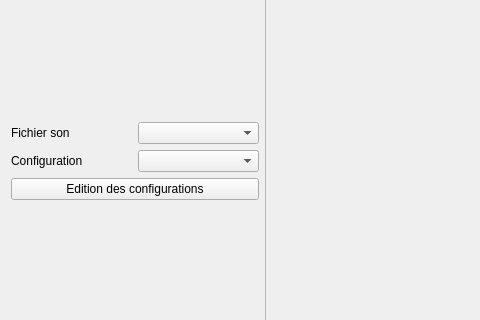
First picture: the form in mainWindow/mainWindow/mainwindow.ui, repository jeremie-garcia/av, before the edit; both pictures show x 0 to 480 and y 104 to 424 of the 1018 by 529 pixel window.
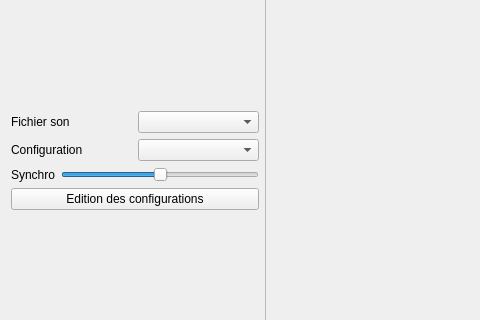
Second picture: the form after the edit.

```diff
--- a/mainWindow/mainWindow/mainwindow.ui
+++ b/mainWindow/mainWindow/mainwindow.ui
@@ -90,6 +90,39 @@
          </item>
         </layout>
        </item>
+       <item>
+        <layout class="QHBoxLayout" name="horizontalLayout_5">
+         <item>
+          <widget class="QLabel" name="label_3">
+           <property name="text">
+            <string>Synchro</string>
+           </property>
+          </widget>
+         </item>
+         <item>
+          <widget class="QSlider" name="horizontalSlider">
+           <property name="minimum">
+            <number>-50</number>
+           </property>
+           <property name="maximum">
+            <number>50</number>
+           </property>
+           <property name="tracking">
+            <bool>true</bool>
+           </property>
+           <property name="orientation">
+            <enum>Qt::Horizontal</enum>
+           </property>
+           <property name="invertedAppearance">
+            <bool>false</bool>
+           </property>
+           <property name="invertedControls">
+            <bool>false</bool>
+           </property>
+          </widget>
+         </item>
+        </layout>
+       </item>
        <item>
         <widget class="QPushButton" name="pushButton_3">
          <property name="sizePolicy">
```
